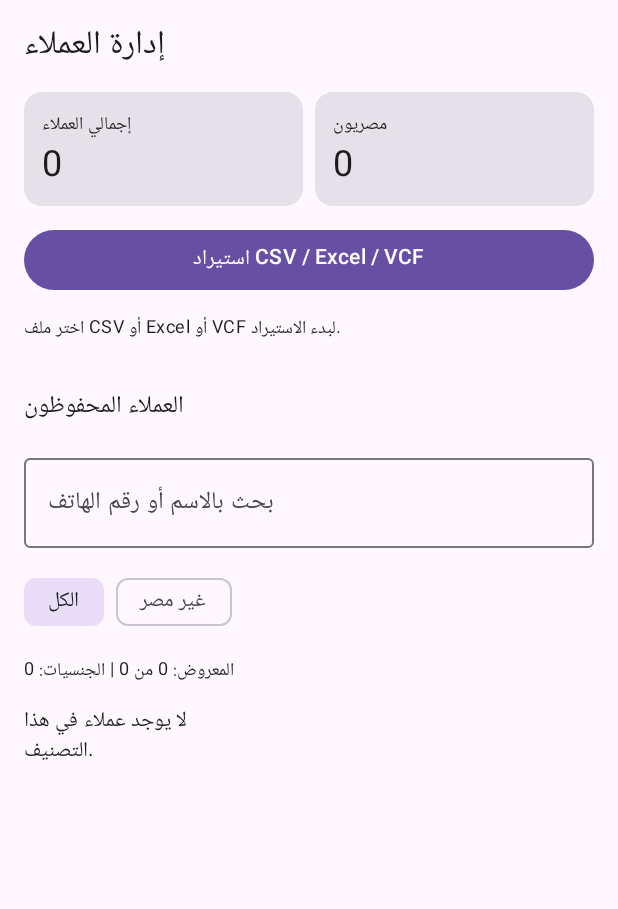
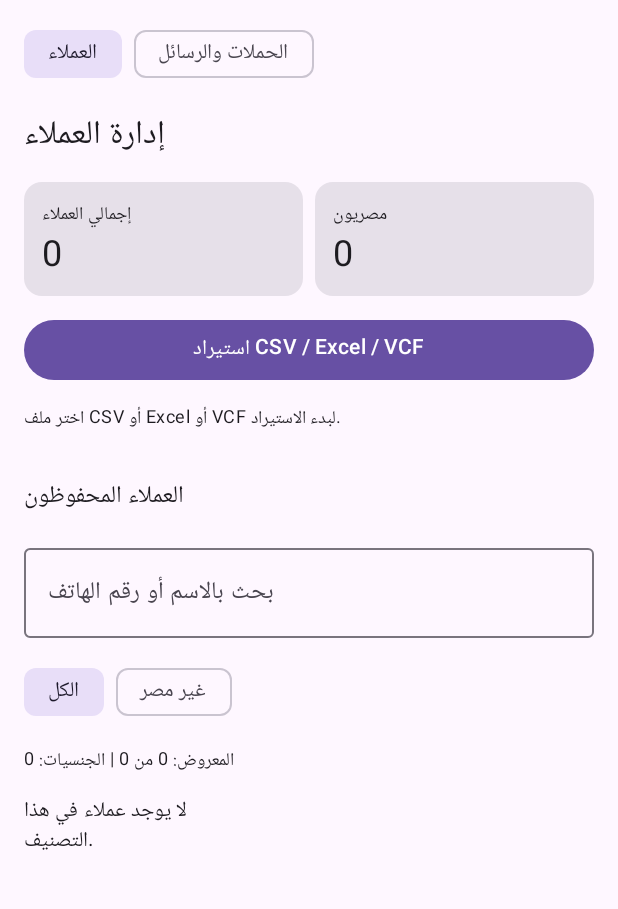
Before and after one commit to d301027871236-cell/Sender-Mobile, an Android app built with Jetpack Compose: the screen it shows after launch (MainActivity), on a phone screen of 412 x 824 dp, the part 78-987 px from its top. Run offline under Robolectric (Android 15) with nearby library versions, the phone set to English and light mode, and no system bars; our stand-ins replace Room's generated code.

Commit message:
Add navigation entry for campaign center

```diff
--- a/app/src/main/java/com/sendermobile/MainActivity.kt
+++ b/app/src/main/java/com/sendermobile/MainActivity.kt
@@ -1,6 +1,7 @@
 package com.sendermobile
 
 import android.net.Uri
+import android.content.Intent
 import android.os.Bundle
 import android.provider.OpenableColumns
 import androidx.activity.ComponentActivity
@@ -230,6 +231,14 @@ private fun SenderMobileApp(
                 verticalArrangement = Arrangement.spacedBy(12.dp)
             ) {
                 Text("Sender Mobile", style = MaterialTheme.typography.headlineMedium, fontWeight = FontWeight.Bold)
+                var activeTab by remember { mutableStateOf("customers") }
+                Row(horizontalArrangement = Arrangement.spacedBy(8.dp), modifier = Modifier.fillMaxWidth()) {
+                    FilterChip(selected = activeTab == "customers", onClick = { activeTab = "customers" }, label = { Text("العملاء") })
+                    FilterChip(selected = activeTab == "campaigns", onClick = { activeTab = "campaigns" }, label = { Text("الحملات والرسائل") })
+                }
+                if (activeTab == "campaigns") {
+                    CampaignCenter(customers = customers)
+                } else {
                 Text("إدارة العملاء", style = MaterialTheme.typography.titleLarge)
                 Row(horizontalArrangement = Arrangement.spacedBy(8.dp), verticalAlignment = Alignment.CenterVertically) {
                     Card(modifier = Modifier.weight(1f)) {
@@ -340,6 +349,7 @@ private fun SenderMobileApp(
                         }
                     }
                 }
+                }
             }
         }
     }
```
